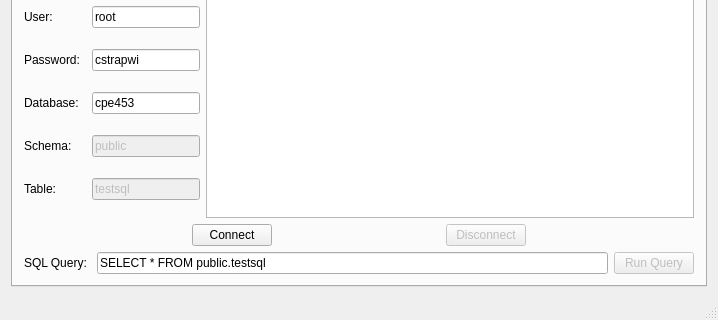
Old version of the form train_rec/mainwindow.ui in the repository ctag/cpe453; both pictures show x 0 to 718 and y 161 to 481 of the 718 by 481 pixel window.
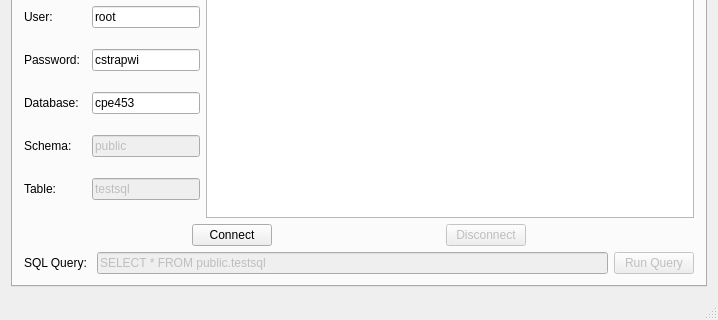
New version of the form. The open tabs and pages were chosen to show the change.

Commit message: updated SQL queries

Patch:
```diff
--- a/train_rec/mainwindow.ui
+++ b/train_rec/mainwindow.ui
@@ -442,6 +442,9 @@
           </item>
           <item>
            <widget class="QLineEdit" name="lineEdit_query">
+            <property name="enabled">
+             <bool>false</bool>
+            </property>
             <property name="text">
              <string>SELECT * FROM public.testsql</string>
             </property>
```
Left out of the diff: 2 changed lines with no effect on the pictures. The commit also changes 2 other files.
